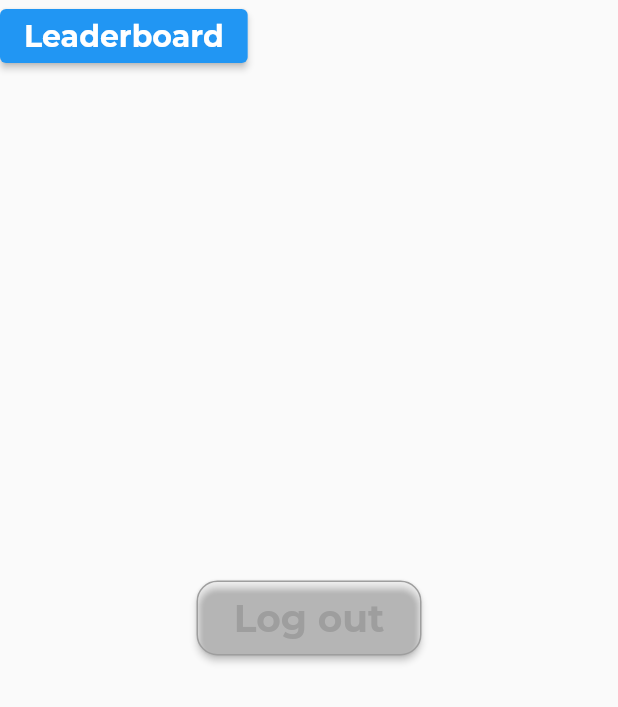
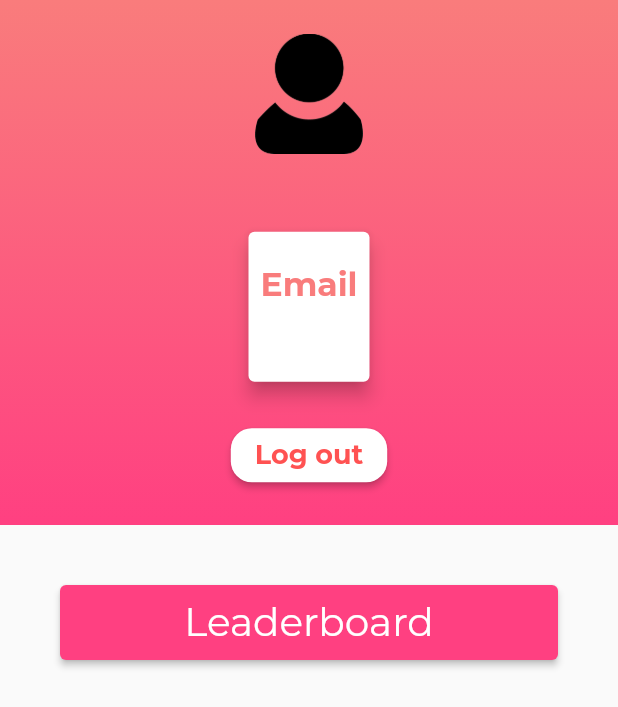
Before and after one commit to tuanngo1001/tubtrunk, a Flutter app: the AccountView screen opened directly, on a phone screen of 412 x 824 dp. Shown: the top 707 px of the screen. Run offline on Flutter 3.47's test engine with Material 2 defaults, Android fonts, the phone set to English and light mode, and no system bars; our stand-ins replace circular_countdown_timer, email_validator, fl_chart, flutter_local_notifications, rxdart, screenshot and 3 more; missing offline and left inert: flutter_duration_picker, giffy_dialog; accounts and stored records are empty.

Commit message:
Update accountView

```diff
--- a/source/tubtrunk/lib/Views/accountView.dart
+++ b/source/tubtrunk/lib/Views/accountView.dart
@@ -1,4 +1,5 @@
 import 'package:flutter/material.dart';
+import 'package:tubtrunk/Utils/globalSettings.dart';
 import 'leaderboardView.dart';
 import 'package:tubtrunk/Controllers/authenticationController.dart';
 
@@ -12,40 +13,91 @@ class _AccountViewState extends State<AccountView> {
   @override
   Widget build(BuildContext context) {
     return Scaffold(
-        body: Stack(
+      body: Column(
         children: <Widget>[
-        ElevatedButton(
-            style: ElevatedButton.styleFrom(
-              primary: Colors.blue, // background
-              onPrimary: Colors.white, // foreground
+          Container(
+              decoration: BoxDecoration(
+                  gradient: LinearGradient(
+                      begin: Alignment.topCenter,
+                      end: Alignment.bottomCenter,
+                      colors: [Color(0xfff97c7c), Colors.pinkAccent])),
+              child: Container(
+                width: double.infinity,
+                height: 350.0,
+                child: Center(
+                  child: Column(
+                    crossAxisAlignment: CrossAxisAlignment.center,
+                    mainAxisAlignment: MainAxisAlignment.center,
+                    children: <Widget>[
+                      Image(
+                          image: AssetImage('assets/user_icon.png'),
+                          height: 80,
+                          width: 80),
+                      SizedBox(
+                        height: 10.0,
                       ),
-            onPressed: () {
-              Navigator.push(context,
-                  MaterialPageRoute(builder: (context) => LeaderboardView()));
-            },
-            child: Text("Leaderboard",
+                      Text(
+                        GlobalSettings.user.username,
                         style: TextStyle(
                           fontFamily: 'Montserrat',
-                  fontSize: 20,
-                  fontWeight: FontWeight.w700,
+                          fontSize: 22.0,
                           color: Colors.white,
-                ))),
-        Center(
-            child: Container(
-                height: 50.0,
-                width: 150.0,
+                        ),
+                      ),
+                      SizedBox(
+                        height: 10.0,
+                      ),
+                      Card(
+                          margin: EdgeInsets.symmetric(
+                              horizontal: 20.0, vertical: 5.0),
+                          clipBehavior: Clip.antiAlias,
+                          color: Colors.white,
+                          elevation: 5.0,
+                          child: Padding(
+                            padding: const EdgeInsets.symmetric(
+                                horizontal: 8.0, vertical: 22.0),
+                            child: Expanded(
+                              child: Column(
+                                children: <Widget>[
+                                  Text(
+                                    "Email",
+                                    style: TextStyle(
+                                      color: Color(0xfff97c7c),
+                                      fontFamily: 'Montserrat',
+                                      fontSize: 22.0,
+                                      fontWeight: FontWeight.bold,
+                                    ),
+                                  ),
+                                  SizedBox(
+                                    height: 5.0,
+                                  ),
+                                  Text(
+                                    GlobalSettings.user.email,
+                                    style: TextStyle(
+                                      fontFamily: 'Montserrat',
+                                      fontSize: 20.0,
+                                      color: Colors.pinkAccent,
+                                    ),
+                                  )
+                                ],
+                              ),
+                            ),
+                          )),
+                      SizedBox(
+                        height: 20.0,
+                      ),
+                      Container(
                         child: ElevatedButton(
                             style: ButtonStyle(
                               shape: MaterialStateProperty.all(
                                 RoundedRectangleBorder(
-                            borderRadius: BorderRadius.circular(14.0),
-                            side: BorderSide(color: Colors.grey)),
+                                    borderRadius: BorderRadius.circular(14.0)),
                               ),
                               backgroundColor:
                                   MaterialStateProperty.resolveWith((states) {
                                 if (states.contains(MaterialState.pressed))
-                          return Color(0xfff97c7c);
-                        return Colors.transparent;
+                                  return Colors.pinkAccent;
+                                return Colors.white;
                               }),
                             ),
                             onPressed: () {
@@ -54,11 +106,50 @@ class _AccountViewState extends State<AccountView> {
                             child: Text('Log out',
                                 style: TextStyle(
                                   fontFamily: 'Montserrat',
-                          fontSize: 25,
+                                  fontSize: 18,
                                   fontWeight: FontWeight.w700,
-                          color: Colors.grey,
-                        ))))),
+                                  color: Colors.redAccent,
+                                ))),
+                      )
                     ],
-    ));
+                  ),
+                ),
+              )),
+          Container(
+            child: Padding(
+              padding:
+                  const EdgeInsets.symmetric(vertical: 40.0, horizontal: 16.0),
+              child: ElevatedButton(
+                style: ElevatedButton.styleFrom(
+                  primary: Colors.pinkAccent, // background
+                  onPrimary: Colors.white, // foreground
+                ),
+                onPressed: () {
+                  Navigator.push(
+                      context,
+                      MaterialPageRoute(
+                          builder: (context) => LeaderboardView()));
+                },
+                child: Container(
+                  constraints: BoxConstraints(maxWidth: 300.0, minHeight: 50.0),
+                  alignment: Alignment.center,
+                  child: Text(
+                    "Leaderboard",
+                    style: TextStyle(
+                        color: Colors.white,
+                        fontFamily: 'Montserrat',
+                        fontSize: 26.0,
+                        fontWeight: FontWeight.w300),
+                  ),
+                ),
+              ),
+            ),
+          ),
+          SizedBox(
+            height: 50.0,
+          ),
+        ],
+      ),
+    );
   }
 }
```
Also changed, not shown: source/tubtrunk/assets/user_icon.png (added). Lines whose indentation alone changed are shown as unchanged.
